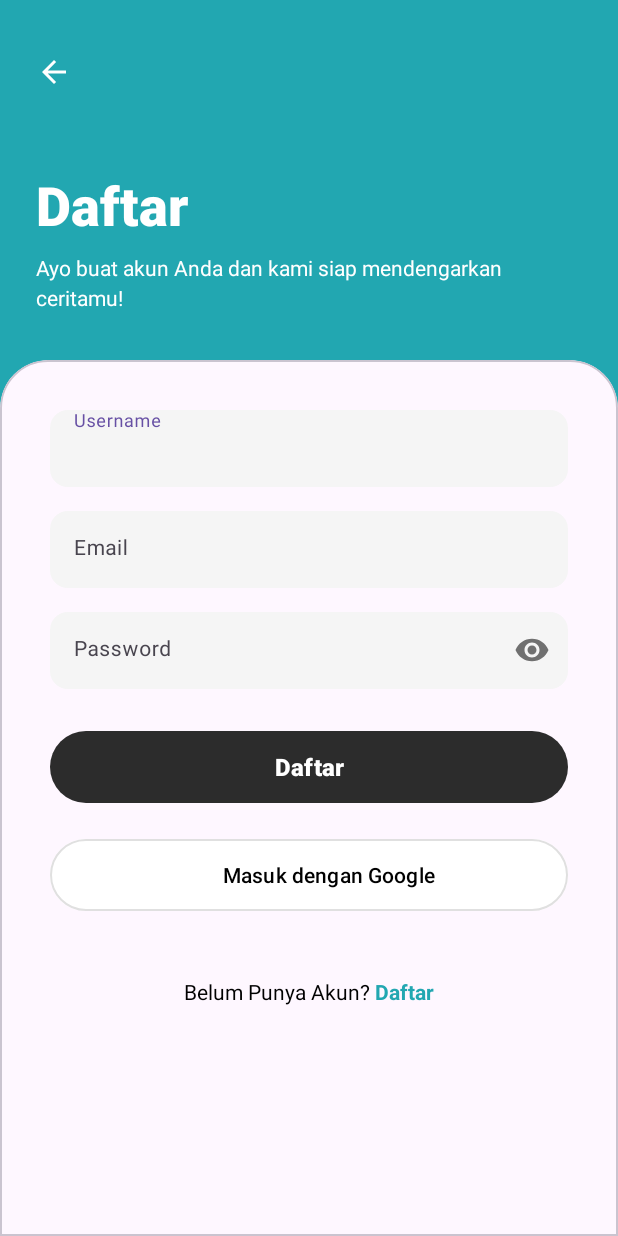
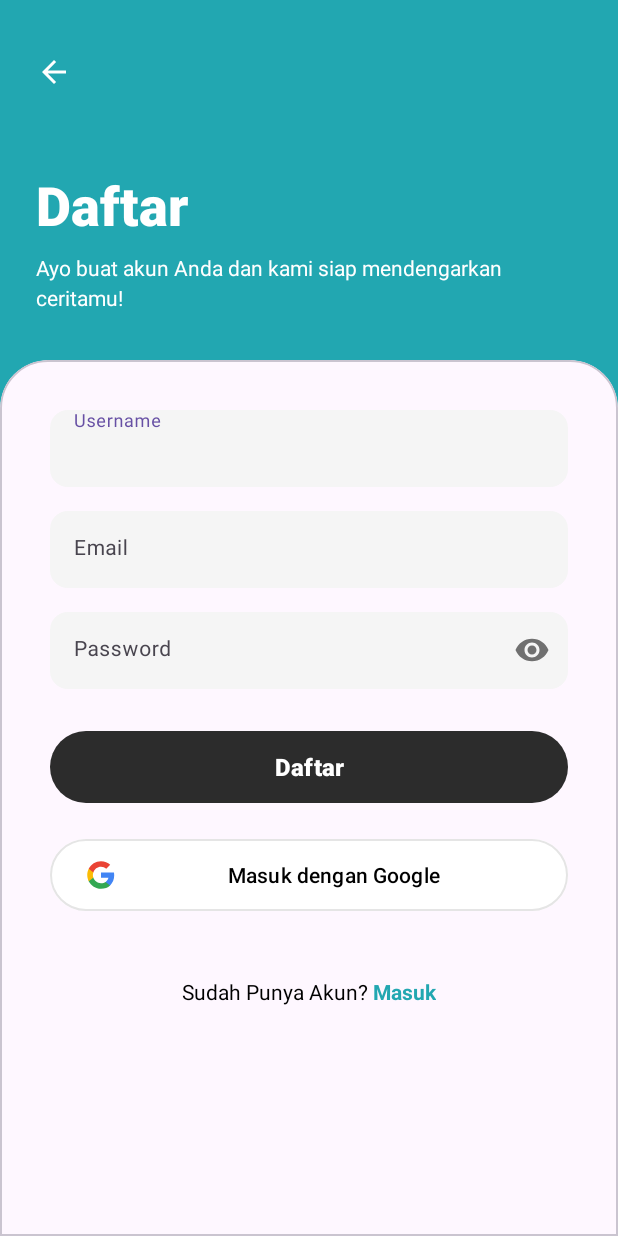
Before and after one commit to andhikaputraaaa/HearU, an Android app: the DaftarActivity screen opened directly, with no data from a screen before it, on a phone screen of 412 x 824 dp. Run offline under Robolectric (Android 15) with nearby library versions, the light colour scheme and no system bars; our stand-ins replace Firebase (no records; nobody signed in at launch, a user with empty details on screens opened directly).

Commit message:
login with google done

```diff
--- a/app/build.gradle.kts
+++ b/app/build.gradle.kts
@@ -65,5 +65,5 @@ dependencies {
     implementation("com.google.android.material:material:1.11.0")
     implementation("androidx.constraintlayout:constraintlayout:2.1.4")
     implementation("com.google.firebase:firebase-storage-ktx:21.0.1")
-
+    implementation("com.google.android.gms:play-services-auth:21.1.0")
 }
--- a/app/src/main/AndroidManifest.xml
+++ b/app/src/main/AndroidManifest.xml
@@ -1,6 +1,8 @@
 <?xml version="1.0" encoding="utf-8"?>
 <manifest xmlns:android="http://schemas.android.com/apk/res/android"
     xmlns:tools="http://schemas.android.com/tools">
+
+    <uses-permission android:name="android.permission.INTERNET" />
 
     <application
         android:allowBackup="true"
--- a/app/src/main/java/com/innovape/hearuapp/DaftarActivity.kt
+++ b/app/src/main/java/com/innovape/hearuapp/DaftarActivity.kt
@@ -25,6 +25,11 @@ class DaftarActivity : AppCompatActivity() {
             onBackPressed()
         }
 
+        binding.tvMasuk.setOnClickListener {
+            val intent = Intent(this, MasukActivity::class.java)
+            startActivity(intent)
+        }
+
         auth = FirebaseAuth.getInstance()
         db = FirebaseFirestore.getInstance()
 
@@ -38,6 +43,11 @@ class DaftarActivity : AppCompatActivity() {
             } else {
                 registerUser(username, email, password)
             }
+        }
+
+        binding.btnGoogleSignIn.setOnClickListener {
+            val intent = Intent(this, MasukActivity::class.java)
+            startActivity(intent)
         }
 
     }
--- a/app/src/main/res/layout/activity_daftar.xml
+++ b/app/src/main/res/layout/activity_daftar.xml
@@ -179,13 +179,19 @@
                     android:text="Masuk dengan Google"
                     android:textColor="@color/black"
                     android:textSize="14sp"
+                    app:icon="@drawable/ic_google"
+                    app:iconGravity="start"
+                    app:iconPadding="12dp"
+                    app:iconTint="@null"
                     android:backgroundTint="@color/white"
-                    app:icon="@drawable/ic_google"
-                    app:iconGravity="textStart"
-                    app:iconPadding="8dp"
-                    app:strokeColor="#E0E0E0"
+                    app:strokeColor="#E5E5E5"
                     app:strokeWidth="1dp"
                     app:cornerRadius="28dp"
+                    android:paddingStart="24dp"
+                    android:paddingEnd="24dp"
+                    app:iconSize="20dp"
+                    android:elevation="2dp"
+                    app:elevation="2dp"
                     android:layout_marginBottom="24dp" />
 
                 <LinearLayout
@@ -196,18 +202,18 @@
                     android:layout_marginTop="16dp">
 
                     <TextView
-                        android:id="@+id/tvDontHaveAccount"
+                        android:id="@+id/tvHaveAccount"
                         android:layout_width="wrap_content"
                         android:layout_height="wrap_content"
-                        android:text="Belum Punya Akun? "
+                        android:text="Sudah Punya Akun? "
                         android:textColor="@color/black"
                         android:textSize="14sp" />
 
                     <TextView
-                        android:id="@+id/tvDaftar"
+                        android:id="@+id/tvMasuk"
                         android:layout_width="wrap_content"
                         android:layout_height="wrap_content"
-                        android:text="Daftar"
+                        android:text="Masuk"
                         android:textColor="@color/mainCyan"
                         android:textSize="14sp"
                         android:textStyle="bold"
--- a/app/src/main/res/values/strings.xml
+++ b/app/src/main/res/values/strings.xml
@@ -1,5 +1,6 @@
 <resources>
     <string name="app_name">HearU</string>
+    <string name="default_web_client_id">1045620073973-sf9k2uahru01gm9vk8tk6u24l4l7a93l.apps.googleusercontent.com</string>
     <string name="welcome">Selamat Datang</string>
     <string name="welcome_desc">Selamat datang di HearU! Di sini, kamu memiliki ruang aman untuk bercerita, mengungkapkan isi hati, atau sekadar berbagi tanpa rasa takut dihakimi. Ingat, kamu tidak sendirian. HearU hadir untuk mendengarkan, menemanimu, dan memberi tempat di mana setiap cerita berarti.</string>
     <string name="masuk">Masuk</string>
```
Also changed, not shown: app/src/main/java/com/innovape/hearuapp/MasukActivity.kt (+70 -7 lines), app/src/main/java/com/innovape/hearuapp/ui/adapter/PostAdapter.kt (+21 -0 lines), app/src/main/res/layout/activity_masuk.xml (+10 -4 lines), 1 other file.
